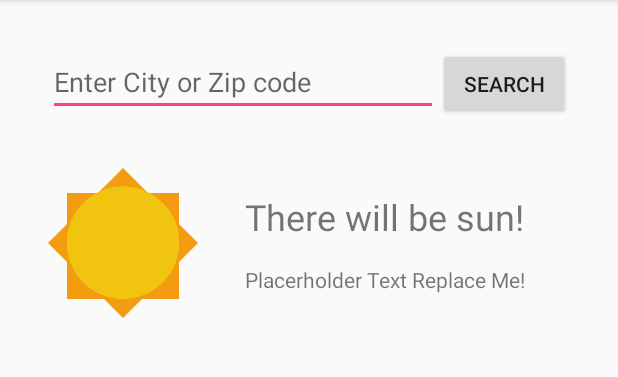
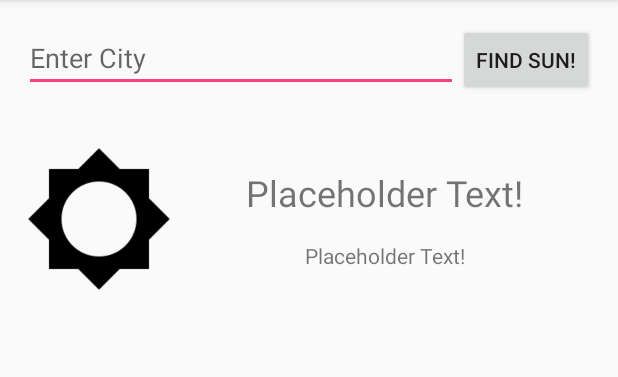
Before and after one commit to mao1001/sunspotter, an Android app: the screen it shows after launch (MainActivity), on a phone screen of 412 x 824 dp, the part 84-461 px from its top. Run offline under Robolectric (Android 15) with nearby library versions, the phone set to English and light mode, and no system bars.

Commit message:
Added new icons. Fixed some spacing issues.

```diff
--- a/android/app/src/main/res/layout/search_bundle.xml
+++ b/android/app/src/main/res/layout/search_bundle.xml
@@ -3,8 +3,6 @@
     android:orientation="horizontal"
     android:layout_width="match_parent"
     android:layout_height="wrap_content"
-
-
 
     android:paddingBottom="@dimen/activity_vertical_margin"
     android:paddingLeft="@dimen/activity_horizontal_margin"
--- a/android/app/src/main/res/layout/search_result_item.xml
+++ b/android/app/src/main/res/layout/search_result_item.xml
@@ -2,7 +2,10 @@
 <TextView xmlns:android="http://schemas.android.com/apk/res/android"
     android:layout_width="match_parent"
     android:layout_height="match_parent"
-    android:text="LALALAL"
+    android:paddingBottom="@dimen/activity_vertical_margin"
+    android:paddingLeft="@dimen/activity_horizontal_margin"
+    android:paddingRight="@dimen/activity_horizontal_margin"
+    android:paddingTop="@dimen/activity_vertical_margin"
     android:id="@+id/resultItem">
 
 </TextView>
--- a/android/app/src/main/res/layout/search_results.xml
+++ b/android/app/src/main/res/layout/search_results.xml
@@ -5,5 +5,4 @@
     android:layout_height="match_parent"
     android:id="@+id/searchResults">
 
-
 </ListView>
--- a/android/app/src/main/res/layout/sun_status.xml
+++ b/android/app/src/main/res/layout/sun_status.xml
@@ -12,12 +12,11 @@
         android:id="@+id/sun_visual"
         android:layout_width="100dp"
         android:layout_height="100dp"
-        android:src="@drawable/sun_icon" />
+        android:src="@drawable/sun_icon2" />
 
     <LinearLayout
         android:layout_width="match_parent"
         android:layout_height="wrap_content"
-
 
         android:paddingTop="@dimen/activity_vertical_margin"
         android:paddingBottom="@dimen/activity_vertical_margin"
@@ -34,7 +33,7 @@
             android:layout_height="wrap_content"
 
             android:paddingBottom="@dimen/activity_vertical_margin"
-            android:text="@string/status_sun"
+            android:text="@string/placeholder"
             android:textAlignment="center"
             android:textSize="24sp"/>
 
--- a/android/app/src/main/res/values/strings.xml
+++ b/android/app/src/main/res/values/strings.xml
@@ -1,11 +1,11 @@
 <resources>
     <string name="app_name">Sun Spotter</string>
 
-    <string name="search_btn_lbl">Search</string>
-    <string name="search_hint">Enter City or Zip code</string>
+    <string name="search_btn_lbl">Find Sun!</string>
+    <string name="search_hint">Enter City</string>
 
     <string name="status_sun">There will be sun!</string>
     <string name="status_no_sun">No sun today =(</string>
 
-    <string name="placeholder">Placerholder Text Replace Me!</string>
+    <string name="placeholder">Placeholder Text!</string>
 </resources>
```
Also changed, not shown: android/app/src/main/java/edu/uw/mao1001/sunspotter/MainActivity.java (+34 -15 lines), android/app/src/main/res/layout/activity_main.xml (+2 -8 lines), android/app/src/main/ic_launcher-web.png, android/app/src/main/res/drawable/cloud_icon.png (added), android/app/src/main/res/drawable/cloud_icon2.png (added), android/app/src/main/res/drawable/sun_icon.png, android/app/src/main/res/drawable/sun_icon2.png (added), android/app/src/main/res/mipmap-hdpi/ic_launcher.png, android/app/src/main/res/mipmap-mdpi/ic_launcher.png, android/app/src/main/res/mipmap-xhdpi/ic_launcher.png, android/app/src/main/res/mipmap-xxhdpi/ic_launcher.png, android/app/src/main/res/mipmap-xxxhdpi/ic_launcher.png.
